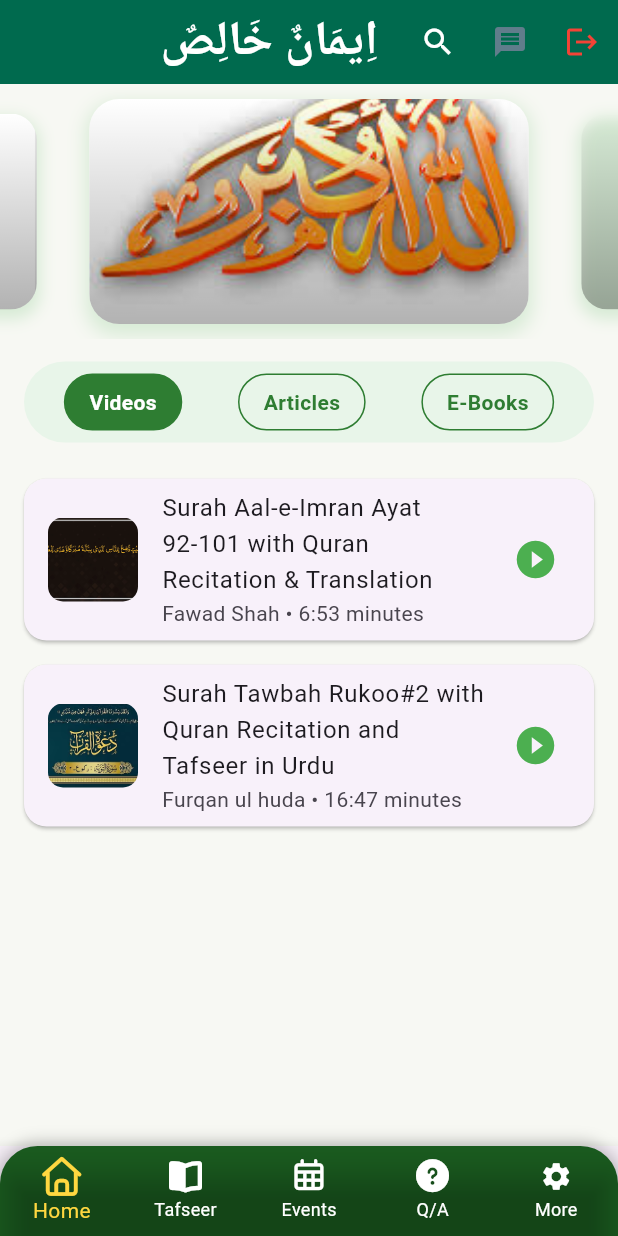
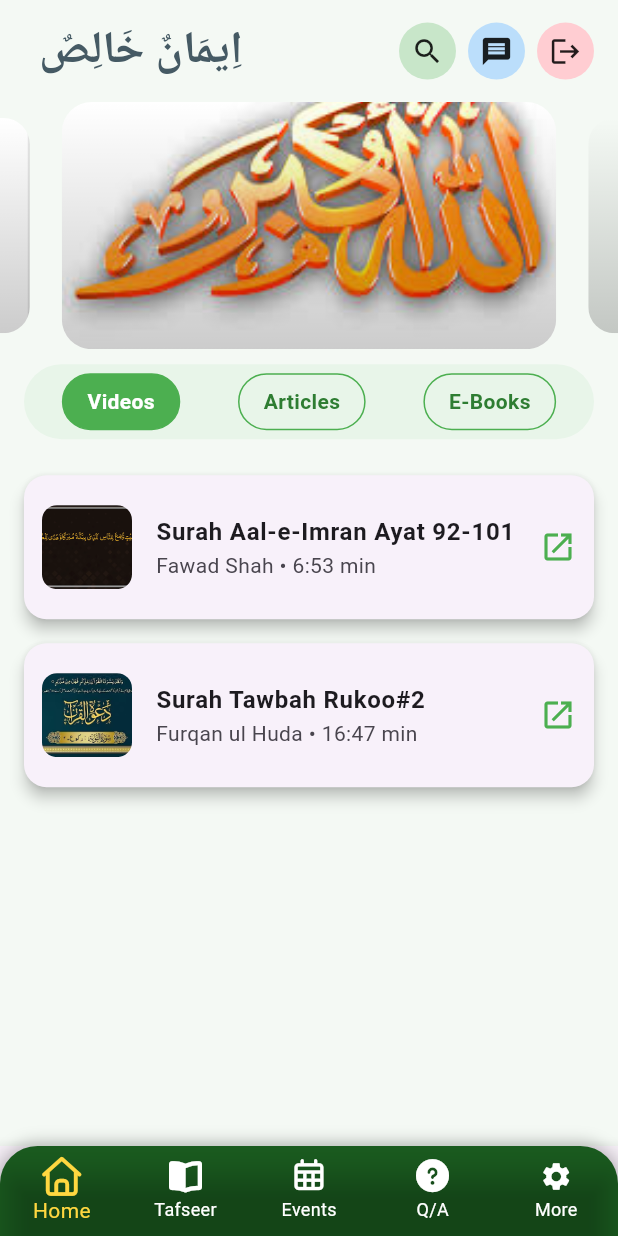
Before and after one commit to Itsmuavia/Eman-e-Khalis-App, a Flutter app: the screen it shows after launch, on a phone screen of 412 x 824 dp. Run offline on Flutter 3.47's test engine with Material 3 defaults, Android fonts, the light colour scheme and no system bars; drawn by our look-alikes of carousel_slider; our stand-ins replace adhan, animated_text_kit, font_awesome_flutter, google_fonts, location, permission_handler and 2 more; missing offline and left inert: dart:html, flutter_qiblah.

Commit message:
changes again kardi

```diff
--- a/lib/Screens/Homepage.dart
+++ b/lib/Screens/Homepage.dart
@@ -25,17 +25,16 @@ class _HomepageState extends State<Homepage> {
 
   final List<Map<String, String>> videos = [
     {
-      'title':
-          'Surah Aal-e-Imran Ayat 92-101 with Quran Recitation & Translation',
+      'title': 'Surah Aal-e-Imran Ayat 92-101',
       'writer': 'Fawad Shah',
-      'duration': '6:53 minutes',
+      'duration': '6:53 min',
       'thumbnail': 'assets/images/thumbnail1.png',
       'url': 'assets/videos/Surah Aal-e-Imran.mp4',
     },
     {
-      'title': 'Surah Tawbah Rukoo#2 with Quran Recitation and Tafseer in Urdu',
-      'writer': 'Furqan ul huda',
-      'duration': '16:47 minutes',
+      'title': 'Surah Tawbah Rukoo#2',
+      'writer': 'Furqan ul Huda',
+      'duration': '16:47 min',
       'thumbnail': 'assets/images/thumbnail2.png',
       'url': 'assets/videos/Surah At-Tawbah.mp4',
     },
@@ -89,95 +88,96 @@ class _HomepageState extends State<Homepage> {
 
   @override
   Widget build(BuildContext context) {
-    final filteredVideos = videos
-        .where(
-          (v) =>
+    double width = MediaQuery.of(context).size.width;
+
+    final filteredVideos = videos.where((v) =>
     v["title"]!.toLowerCase().contains(_searchQuery) ||
-              v["writer"]!.toLowerCase().contains(_searchQuery),
-        )
-        .toList();
+        v["writer"]!.toLowerCase().contains(_searchQuery)).toList();
 
-    final filteredArticles = articles
-        .where(
-          (a) =>
+    final filteredArticles = articles.where((a) =>
     a["title"]!.toLowerCase().contains(_searchQuery) ||
-              a["author"]!.toLowerCase().contains(_searchQuery),
-        )
-        .toList();
+        a["author"]!.toLowerCase().contains(_searchQuery)).toList();
 
-    final filteredEbooks = ebooks
-        .where(
-          (e) =>
+    final filteredEbooks = ebooks.where((e) =>
     e["title"]!.toLowerCase().contains(_searchQuery) ||
-              e["author"]!.toLowerCase().contains(_searchQuery),
-        )
-        .toList();
+        e["author"]!.toLowerCase().contains(_searchQuery)).toList();
 
     return Scaffold(
-      backgroundColor: const Color(0xFFF7F8F3),
-      appBar: AppBar(
-        centerTitle: true,
-        iconTheme:IconThemeData(color: Colors.grey),
-        backgroundColor: const Color(0xFF006A4E),
-        title: Text(
+      backgroundColor: const Color(0xFFF4F9F4),
+      body: SafeArea(
+        child: Column(
+          children: [
+            // Islamic Header
+            Container(
+              padding: const EdgeInsets.symmetric(horizontal: 16, vertical: 12),
+              decoration: const BoxDecoration(
+                borderRadius: BorderRadius.only(
+                  bottomLeft: Radius.circular(25),
+                  bottomRight: Radius.circular(25),
+                ),
+              ),
+              child: Row(
+                mainAxisAlignment: MainAxisAlignment.spaceBetween,
+                children: [
+                  Row(
+                    crossAxisAlignment: CrossAxisAlignment.center,
+                    children: [
+                      // Image.asset(
+                      //   "assets/images/applogo.png",
+                      //   width: 50,
+                      //   height: 40,
+                      // ),
+                      const SizedBox(width: 10),
+                      Text(
                         'اِيمَانٌ خَالِصٌ',
                         style: GoogleFonts.scheherazadeNew(
-            fontSize: 32,
+                          fontSize: 30,
                           fontWeight: FontWeight.bold,
-            color: Colors.white,
+                          color: Colors.blueGrey.shade700,
                         ),
-          textDirection: TextDirection.rtl, // Arabic ke liye zaroori
+                        textDirection: TextDirection.rtl,
                       ),
-        actions: [
+                    ],
+                  ),
+                  Row(
+                    children: [
                       Tooltip(
-            message: "search",
-            child: IconButton(
-              icon: const Icon(Icons.search, color: Colors.white),
-              onPressed: () {
+                        message:"search",
+                        child: _buildIconButton(Icons.search, Colors.green.shade100, () {
                           setState(() {
                             showSearch = !showSearch;
                           });
-              },
+                        }),
+                      ),
+                      const SizedBox(width: 8),
+                      Tooltip(
+                        message:"comment",
+                          child: _buildIconButton(Icons.message, Colors.blue.shade100, () {})),
+                      const SizedBox(width: 8),
+                      Tooltip(
+                          message: "logout",
+                          child: _buildIconButton(Icons.logout, Colors.red.shade100, () {})),
+                    ],
+                  ),
+                ],
               ),
             ),
-          Tooltip(
-            message: "comment",
-            child: IconButton(
-              icon: const Icon(Icons.message, color: Colors.blueGrey),
-              onPressed: () {},
-            ),
-          ),
-          Tooltip(
-            message: "logout",
-            child: IconButton(
-              icon: const Icon(Icons.logout, color: Colors.red),
-              onPressed: () {},
-            ),
-          ),
-        ],
-        elevation: 0,
-      ),
-      body: SingleChildScrollView(
-        child: Column(
-          children: [
+
+            // Search Bar
             AnimatedContainer(
               duration: const Duration(milliseconds: 300),
               height: showSearch ? 55 : 0,
               curve: Curves.easeInOut,
               child: showSearch
                   ? Padding(
-                      padding: const EdgeInsets.symmetric(
-                        horizontal: 16,
-                        vertical: 6,
-                      ),
+                padding:
+                const EdgeInsets.symmetric(horizontal: 16, vertical: 6),
                 child: TextField(
                   controller: _searchController,
                   decoration: InputDecoration(
-                          hintText: "Search ...",
-                          prefixIcon: const Icon(
-                            Icons.search,
-                            color: Colors.green,
-                          ),
+                    hintText: "Search...",
+                    prefixIcon:
+                    const Icon(Icons.search, color: Colors.green),
                     filled: true,
                     fillColor: Colors.white,
                     border: OutlineInputBorder(
@@ -189,32 +189,16 @@ class _HomepageState extends State<Homepage> {
                   : null,
             ),
 
+            // Slider
             CarouselSlider(
               options: CarouselOptions(
-                height: 170,
+                height: width * 0.4,
                 autoPlay: true,
                 enlargeCenterPage: true,
-                viewportFraction: 0.75,
-                autoPlayCurve: Curves.easeInOut,
+                viewportFraction: 0.8,
               ),
               items: images.map((imgUrl) {
-                return Container(
-                  margin: const EdgeInsets.symmetric(
-                    horizontal: 8,
-                    vertical: 10,
-                  ),
-                  decoration: BoxDecoration(
-                    borderRadius: BorderRadius.circular(20),
-                    boxShadow: [
-                      BoxShadow(
-                        color: Colors.green.shade200.withOpacity(0.4),
-                        blurRadius: 10,
-                        spreadRadius: 2,
-                        offset: const Offset(0, 5),
-                      ),
-                    ],
-                  ),
-                  child: ClipRRect(
+                return ClipRRect(
                   borderRadius: BorderRadius.circular(20),
                   child: Stack(
                     fit: StackFit.expand,
@@ -224,7 +208,7 @@ class _HomepageState extends State<Homepage> {
                         decoration: BoxDecoration(
                           gradient: LinearGradient(
                             colors: [
-                                Colors.black.withOpacity(0.3),
+                              Colors.black.withOpacity(0.2),
                               Colors.transparent,
                             ],
                             begin: Alignment.bottomCenter,
@@ -234,16 +218,16 @@ class _HomepageState extends State<Homepage> {
                       ),
                     ],
                   ),
-                  ),
                 );
               }).toList(),
             ),
 
-            const SizedBox(height: 15),
+            const SizedBox(height: 10),
 
+            // Tabs
             Container(
               margin: const EdgeInsets.symmetric(horizontal: 16),
-              padding: const EdgeInsets.all(8),
+              padding: const EdgeInsets.all(6),
               decoration: BoxDecoration(
                 color: Colors.green.shade50,
                 borderRadius: BorderRadius.circular(30),
@@ -257,17 +241,30 @@ class _HomepageState extends State<Homepage> {
                 ],
               ),
             ),
-
-            Padding(
-              padding: const EdgeInsets.all(16.0),
-              child: getTabContent(
-                filteredVideos,
-                filteredArticles,
-                filteredEbooks,
+            // Content
+            Expanded(
+              child: SingleChildScrollView(
+                padding: const EdgeInsets.all(16),
+                child: _buildTabContent(
+                    filteredVideos, filteredArticles, filteredEbooks),
               ),
             ),
           ],
         ),
+      ),
+    );
+  }
+
+  Widget _buildIconButton(IconData icon, Color bgColor, VoidCallback onTap) {
+    return InkWell(
+      onTap: onTap,
+      child: Container(
+        padding: const EdgeInsets.all(8),
+        decoration: BoxDecoration(
+          color: bgColor,
+          shape: BoxShape.circle,
+        ),
+        child: Icon(icon, color: Colors.black87, size: 22),
       ),
     );
   }
@@ -282,11 +279,9 @@ class _HomepageState extends State<Homepage> {
       child: Container(
         padding: const EdgeInsets.symmetric(horizontal: 16, vertical: 8),
         decoration: BoxDecoration(
-          color: selectedTab == index
-              ? Colors.green.shade800
-              : Colors.transparent,
+          color: selectedTab == index ? Colors.green : Colors.transparent,
           borderRadius: BorderRadius.circular(20),
-          border: Border.all(color: Colors.green.shade800, width: 1),
+          border: Border.all(color: Colors.green, width: 1),
         ),
         child: Text(
           text,
@@ -299,35 +294,17 @@ class _HomepageState extends State<Homepage> {
     );
   }
 
-  Widget getTabContent(
+  Widget _buildTabContent(
       List<Map<String, String>> filteredVideos,
       List<Map<String, String>> filteredArticles,
-    List<Map<String, String>> filteredEbooks,
-  ) {
+      List<Map<String, String>> filteredEbooks) {
     if (selectedTab == 0) {
-      if (filteredVideos.isEmpty) {
-        return const Center(child: Text("No videos found"));
-      }
       return Column(
         children: filteredVideos.map((video) {
-          return Card(
-            margin: const EdgeInsets.symmetric(vertical: 8),
-            shape: RoundedRectangleBorder(
-              borderRadius: BorderRadius.circular(15),
-            ),
-            child: ListTile(
-              leading: ClipRRect(
-                borderRadius: BorderRadius.circular(10),
-                child: Image.asset(
-                  video['thumbnail']!,
-                  width: 60,
-                  height: 60,
-                  fit: BoxFit.cover,
-                ),
-              ),
-              title: Text(video['title']!),
-              subtitle: Text("${video['writer']} • ${video['duration']}"),
-              trailing: GestureDetector(
+          return _buildCard(
+            thumbnail: video['thumbnail']!,
+            title: video['title']!,
+            subtitle: "${video['writer']} • ${video['duration']}",
             onTap: () {
               Navigator.push(
                 context,
@@ -336,70 +313,66 @@ class _HomepageState extends State<Homepage> {
                 ),
               );
             },
-                child: const Icon(
-                  Icons.play_circle_fill,
-                  color: Colors.green,
-                  size: 30,
-                ),
-              ),
-              onTap: () {
-                Navigator.push(
-                  context,
-                  MaterialPageRoute(
-                    builder: (context) => Videodetails(video: video),
-                  ),
-                );
-              },
-            ),
           );
         }).toList(),
       );
     } else if (selectedTab == 1) {
       return Column(
         children: filteredArticles.map((article) {
-          return Card(
-            margin: const EdgeInsets.symmetric(vertical: 8),
-            child: ListTile(
-              leading: ClipRRect(
-                borderRadius: BorderRadius.circular(10),
-                child: Image.asset(
-                  article['thumbnail']!,
-                  width: 60,
-                  height: 60,
-                  fit: BoxFit.cover,
-                ),
-              ),
-              title: Text(article['title']!),
-              subtitle: Text("By ${article['author']}"),
-              trailing: const Icon(Icons.open_in_new, color: Colors.green),
+          return _buildCard(
+            thumbnail: article['thumbnail']!,
+            title: article['title']!,
+            subtitle: "By ${article['author']}",
+            description: article['description'],
             onTap: () {},
-            ),
           );
         }).toList(),
       );
     } else {
       return Column(
         children: filteredEbooks.map((ebook) {
+          return _buildCard(
+            thumbnail: ebook['thumbnail']!,
+            title: ebook['title']!,
+            subtitle: "By ${ebook['author']}",
+            description: ebook['description'],
+            onTap: () {},
+          );
+        }).toList(),
+      );
+    }
+  }
+
+  Widget _buildCard({
+    required String thumbnail,
+    required String title,
+    required String subtitle,
+    String? description,
+    required VoidCallback onTap,
+  }) {
     return Card(
+      shape: RoundedRectangleBorder(borderRadius: BorderRadius.circular(15)),
+      elevation: 4,
       margin: const EdgeInsets.symmetric(vertical: 8),
       child: ListTile(
+        contentPadding: const EdgeInsets.all(12),
         leading: ClipRRect(
           borderRadius: BorderRadius.circular(10),
           child: Image.asset(
-                  ebook['thumbnail']!,
+            thumbnail,
             width: 60,
             height: 60,
             fit: BoxFit.cover,
           ),
         ),
-              title: Text(ebook['title']!),
-              subtitle: Text("By ${ebook['author']}"),
+        title: Text(title, style: const TextStyle(fontWeight: FontWeight.bold)),
+        subtitle: description != null
+            ? Text("$subtitle\n$description",
+            style: const TextStyle(fontSize: 12))
+            : Text(subtitle),
         trailing: const Icon(Icons.open_in_new, color: Colors.green),
-              onTap: () {},
+        onTap: onTap,
       ),
-          );
-        }).toList(),
     );
   }
 }
-}
--- a/lib/Screens/Qiblacompass.dart
+++ b/lib/Screens/Qiblacompass.dart
@@ -224,14 +224,14 @@ class _QiblaCompassState extends State<QiblaCompass> {
               alignment: Alignment.center,
               children: [
                 Image.asset(
-                  "assets/images/compass_bg.png",
+                  "assets/images/compass.png",
                   width: 250,
                   height: 250,
                 ),
                 Transform.rotate(
                   angle: double.parse(radians),
                   child: Image.asset(
-                    "assets/images/compass_needle.png",
+                    "assets/images/needle.png",
                     width: 150,
                     height: 150,
                   ),
```
Also changed, not shown: lib/Screens/Videodetails.dart (+115 -101 lines), 1 other file. Lines whose indentation alone changed are shown as unchanged.
